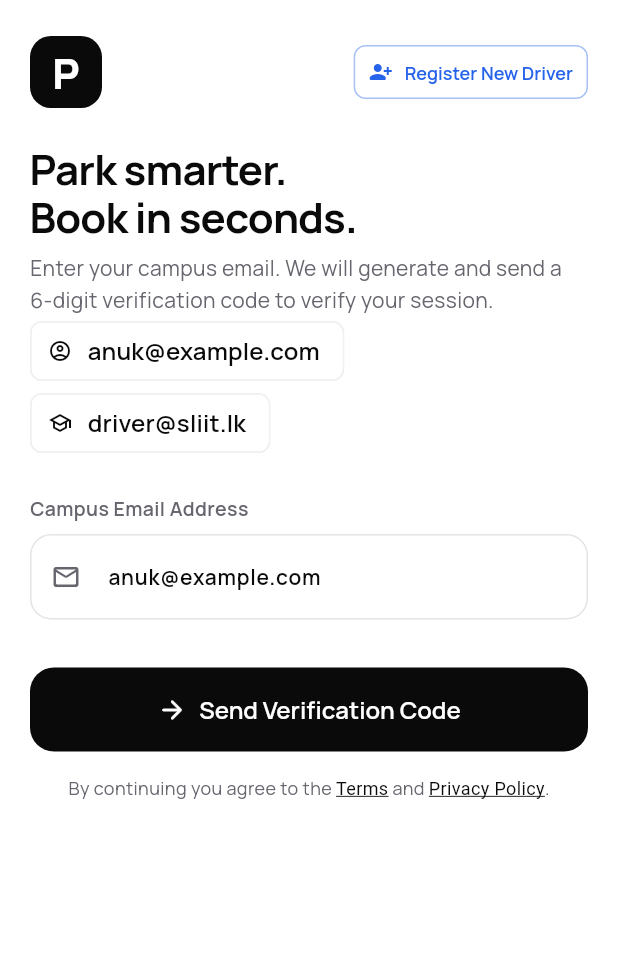
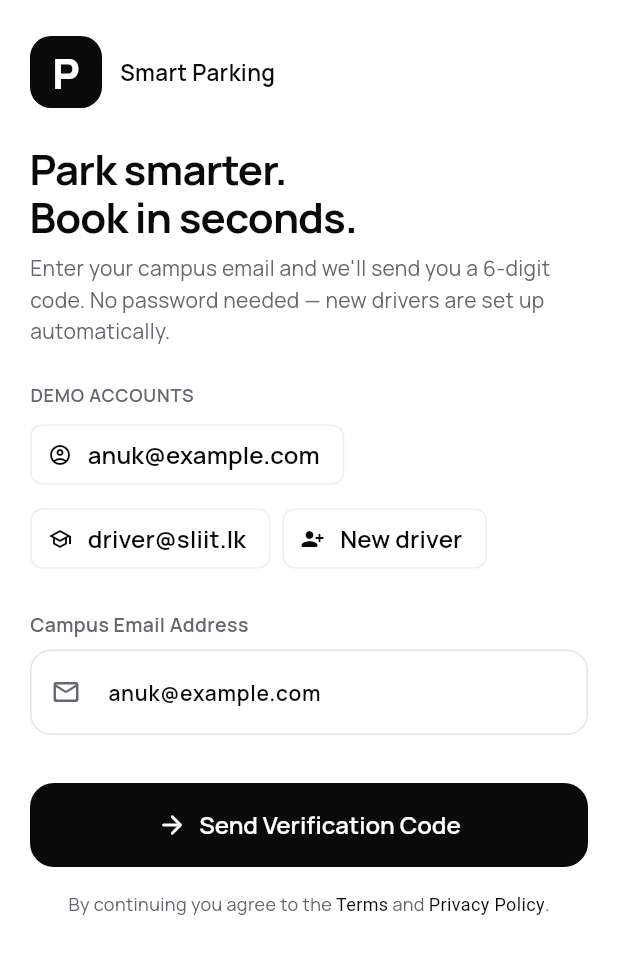
Before and after one commit to Anuk-Cooray/SPS-Android, a Flutter app: the screen it shows after launch, on a phone screen of 412 x 824 dp. Shown: the top 954 px of the screen. Run offline on Flutter 3.47's test engine with Material 3 defaults, Android fonts, the phone set to English and light mode, and no system bars; our stand-ins replace cloud_firestore, firebase_auth, firebase_core, flutter_map, google_fonts, latlong2 and 2 more; accounts and stored records are empty.

Commit message:
style(ui): polish login, explore, booking and status surfaces
- Login: "Register New Driver" was only a demo preset shown in every
  build; now a "New driver" chip in a labelled demo-accounts group. Clearer
  copy, wordmark, email autofill/no autocorrect, campus hint; Terms text no
  longer styled as a dead link. Demo code card is neutral and states it is
  emulator-only; OTP focus ring and Resend use the primary colour.
- Explore: camera fits the lots so pins don't pile up; label-free
  destination pin; selected lot drawn on top; controls moved below the
  location card with tooltips; status-bar scrim over the map; neutral
  START/DESTINATION labels; traffic chip reads "Usually … traffic" (a
  typical level, not live) and is neutral unless severe.
- Book slot: Arrive by / Duration show a chevron, a visible ripple and a
  button label.
- Confirmation: primary action is black, helper text neutral.
- Mini banner: "Parked · since …" and a "View" pill after check-in
  (was "In Transit" with a blue "Nav" pill).
- Bookings timeline: check-in dot filled once checked in.
- Pay & Parked screens read the latest booking so the stay starts at the
  real check-in time (invoice showed 1:47 AM – 1:38 AM).

Co-Authored-By: Claude Opus 5.5 <noreply@anthropic.com>

```diff
--- a/lib/features/auth/login_screen.dart
+++ b/lib/features/auth/login_screen.dart
@@ -252,9 +252,8 @@ class _LoginScreenState extends State<LoginScreen> {
       children: [
         const SizedBox(height: AppSpace.xl),
 
-        // Brand Logo and Header Badge
+        // Brand mark
         Row(
-          mainAxisAlignment: MainAxisAlignment.spaceBetween,
           children: [
             Container(
               width: 48,
@@ -272,23 +271,8 @@ class _LoginScreenState extends State<LoginScreen> {
                 ),
               ),
             ),
-            OutlinedButton.icon(
-              onPressed: () => _selectPresetEmail('newdriver@sliit.lk'),
-              icon: Icon(Icons.person_add_alt_1_rounded, size: 16, color: c.accent),
-              label: Text(
-                'Register New Driver',
-                style: AppText.caption.copyWith(
-                  color: c.accent,
-                  fontWeight: FontWeight.w600,
-                ),
-              ),
-              style: OutlinedButton.styleFrom(
-                minimumSize: const Size(0, 36),
-                side: BorderSide(color: c.accent.withValues(alpha: 0.4)),
-                padding: const EdgeInsets.symmetric(horizontal: 10, vertical: 6),
-                shape: RoundedRectangleBorder(borderRadius: BorderRadius.circular(8)),
-              ),
-            ),
+            const SizedBox(width: AppSpace.sm),
+            Text('Smart Parking', style: AppText.title.copyWith(color: c.textPrimary)),
           ],
         ),
 
@@ -303,14 +287,19 @@ class _LoginScreenState extends State<LoginScreen> {
         const SizedBox(height: AppSpace.xs),
 
         Text(
-          'Enter your campus email. We will generate and send a 6-digit verification code to verify your session.',
+          "Enter your campus email and we'll send you a 6-digit code. No password needed — new drivers are set up automatically.",
           style: AppText.body.copyWith(color: c.textSecondary),
         ),
 
+        const SizedBox(height: AppSpace.xl),
+
         // Preset quick chips for convenient campus testing
         if (AppConfig.kDemoMode) ...[
+          Text('DEMO ACCOUNTS', style: AppText.overline.copyWith(color: c.textSecondary)),
+          const SizedBox(height: AppSpace.xs),
           Wrap(
-            spacing: AppSpace.sm,
+            spacing: AppSpace.xs,
+            runSpacing: AppSpace.xs,
             children: [
               ActionChip(
                 avatar: const Icon(Icons.account_circle_outlined, size: 16),
@@ -321,6 +310,12 @@ class _LoginScreenState extends State<LoginScreen> {
                 avatar: const Icon(Icons.school_outlined, size: 16),
                 label: const Text('driver@sliit.lk'),
                 onPressed: () => _selectPresetEmail('driver@sliit.lk'),
+              ),
+              ActionChip(
+                avatar: const Icon(Icons.person_add_alt_1_rounded, size: 16),
+                label: const Text('New driver'),
+                tooltip: 'Fills newdriver@sliit.lk, an account with no vehicle yet',
+                onPressed: () => _selectPresetEmail('newdriver@sliit.lk'),
               ),
             ],
           ),
@@ -333,6 +328,10 @@ class _LoginScreenState extends State<LoginScreen> {
         TextField(
           controller: _emailController,
           keyboardType: TextInputType.emailAddress,
+          textInputAction: TextInputAction.done,
+          autocorrect: false,
+          enableSuggestions: false,
+          autofillHints: const [AutofillHints.email],
           style: AppText.body.copyWith(
             color: c.textPrimary,
             fontWeight: FontWeight.w600,
@@ -343,7 +342,7 @@ class _LoginScreenState extends State<LoginScreen> {
               color: c.textSecondary,
               size: 20,
             ),
-            hintText: 'e.g. anuk@example.com',
+            hintText: 'name@sliit.lk',
             errorText: _emailError,
           ),
           onChanged: (_) {
@@ -371,21 +370,10 @@ class _LoginScreenState extends State<LoginScreen> {
               text: 'By continuing you agree to the ',
               style: AppText.caption.copyWith(color: c.textSecondary),
               children: [
-                TextSpan(
-                  text: 'Terms',
-                  style: TextStyle(
-                    color: c.textPrimary,
-                    decoration: TextDecoration.underline,
-                  ),
-                ),
+                // Plain text until Terms / Privacy pages exist; underlined text implies a link
+                TextSpan(text: 'Terms', style: TextStyle(color: c.textPrimary)),
                 const TextSpan(text: ' and '),
-                TextSpan(
-                  text: 'Privacy Policy',
-                  style: TextStyle(
-                    color: c.textPrimary,
-                    decoration: TextDecoration.underline,
-                  ),
-                ),
+                TextSpan(text: 'Privacy Policy', style: TextStyle(color: c.textPrimary)),
                 const TextSpan(text: '.'),
               ],
             ),
@@ -487,16 +475,9 @@ class _LoginScreenState extends State<LoginScreen> {
           Container(
             padding: const EdgeInsets.all(AppSpace.md),
             decoration: BoxDecoration(
-              color: c.surface,
+              color: c.surfaceMuted,
               borderRadius: BorderRadius.circular(AppRadius.card),
-              border: Border.all(color: c.accent.withValues(alpha: 0.4)),
-              boxShadow: [
-                BoxShadow(
-                  color: c.accent.withValues(alpha: 0.06),
-                  blurRadius: 10,
-                  offset: const Offset(0, 2),
-                ),
-              ],
+              border: Border.all(color: c.border),
             ),
             child: Row(
               children: [
@@ -504,10 +485,11 @@ class _LoginScreenState extends State<LoginScreen> {
                   width: 38,
                   height: 38,
                   decoration: BoxDecoration(
-                    color: c.accentSoft,
+                    color: c.surface,
                     borderRadius: BorderRadius.circular(10),
+                    border: Border.all(color: c.border),
                   ),
-                  child: Icon(Icons.mark_email_read_rounded, color: c.accent, size: 20),
+                  child: Icon(Icons.mark_email_read_rounded, color: c.textPrimary, size: AppIconSize.md),
                 ),
                 const SizedBox(width: AppSpace.md),
                 Expanded(
@@ -515,7 +497,7 @@ class _LoginScreenState extends State<LoginScreen> {
                     crossAxisAlignment: CrossAxisAlignment.start,
                     children: [
                       Text(
-                        'Verification Code: $_lastSentCode',
+                        'Demo code  $_lastSentCode',
                         style: AppText.body.copyWith(
                           color: c.textPrimary,
                           fontWeight: FontWeight.w800,
@@ -524,7 +506,7 @@ class _LoginScreenState extends State<LoginScreen> {
                       ),
                       const SizedBox(height: 2),
                       Text(
-                        'Valid for 5 min · Backed by Cloud Firestore',
+                        'Shown on the local emulators only; a live backend emails it.',
                         style: AppText.caption.copyWith(color: c.textSecondary),
                       ),
                     ],
@@ -534,13 +516,16 @@ class _LoginScreenState extends State<LoginScreen> {
                   onPressed: _autoFillCode,
                   style: TextButton.styleFrom(
                     padding: const EdgeInsets.symmetric(horizontal: 10, vertical: 6),
-                    backgroundColor: c.accentSoft,
-                    shape: RoundedRectangleBorder(borderRadius: BorderRadius.circular(8)),
+                    backgroundColor: c.surface,
+                    shape: RoundedRectangleBorder(
+                      borderRadius: BorderRadius.circular(8),
+                      side: BorderSide(color: c.border),
+                    ),
                   ),
                   child: Text(
                     'Auto-fill code',
                     style: AppText.caption.copyWith(
-                      color: c.accent,
+                      color: c.textPrimary,
                       fontWeight: FontWeight.w700,
                     ),
                   ),
@@ -569,9 +554,9 @@ class _LoginScreenState extends State<LoginScreen> {
                   color: c.surface,
                   borderRadius: BorderRadius.circular(14),
                   border: Border.all(
-                    color: _focusNodes[index].hasFocus
-                        ? c.accent
-                        : (_otpControllers[index].text.isNotEmpty ? c.textPrimary : c.border),
+                    color: _focusNodes[index].hasFocus || _otpControllers[index].text.isNotEmpty
+                        ? c.textPrimary
+                        : c.border,
                     width: _focusNodes[index].hasFocus ? 2 : 1,
                   ),
                 ),
@@ -654,7 +639,8 @@ class _LoginScreenState extends State<LoginScreen> {
                   child: Text(
                     'Resend code',
                     style: AppText.caption.copyWith(
-                      color: c.accent,
+                      color: c.textPrimary,
+                      decoration: TextDecoration.underline,
                       fontWeight: FontWeight.w700,
                     ),
                   ),
--- a/lib/features/reoptimization_booking/bookings_list_screen.dart
+++ b/lib/features/reoptimization_booking/bookings_list_screen.dart
@@ -288,9 +288,10 @@ class _ActiveBookingCard extends StatelessWidget {
               const SizedBox(height: AppSpace.sm),
             ],
 
+            // Filled dot once done, hollow while still pending
             _TimelineItem(
-              dotColor: Colors.transparent,
-              borderColor: c.textSecondary,
+              dotColor: booking.checkedInAt != null ? c.textPrimary : Colors.transparent,
+              borderColor: booking.checkedInAt != null ? null : c.textSecondary,
               title: booking.checkedInAt != null ? 'Checked in at barrier' : 'Check in',
               time: booking.checkedInAt != null
                   ? DateFormat('h:mm a').format(booking.checkedInAt!)
```
Also changed, not shown: lib/core/widgets/active_booking_mini_banner.dart (+12 -11 lines), lib/features/barrier_checkin/parked_screen.dart (+8 -2 lines), lib/features/billing/pay_and_exit_screen.dart (+7 -3 lines), lib/features/home_map/home_map_screen.dart (+10 -1 lines), lib/features/home_map/widgets/colombo_live_map_view.dart (+29 -43 lines), lib/features/home_map/widgets/uber_location_selector_bar.dart (+16 -7 lines), lib/features/reoptimization/book_slot_screen.dart (+60 -48 lines), lib/features/reoptimization/widgets/booking_confirmed_dialog.dart (+10 -9 lines), 1 other file.
